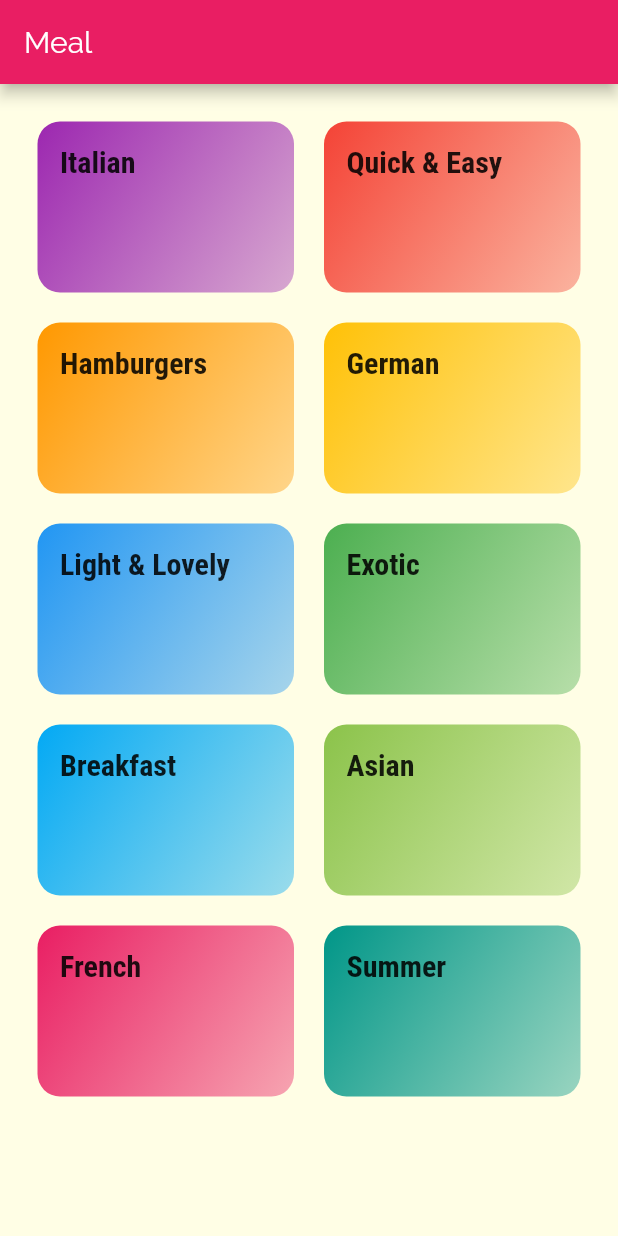
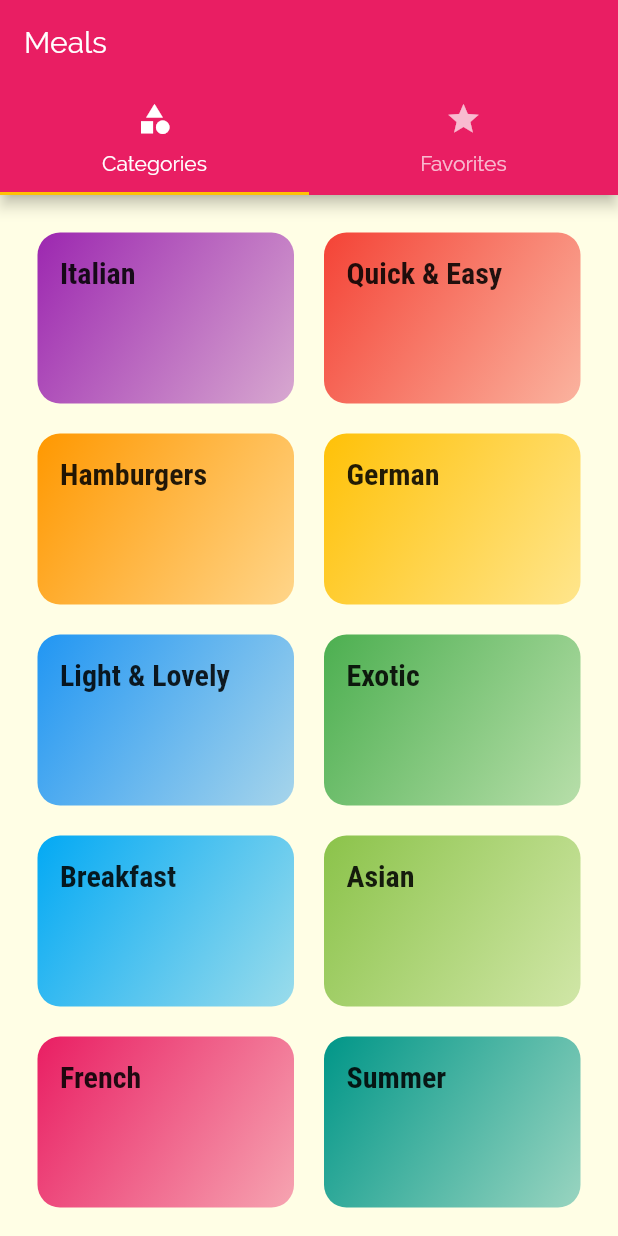
Before and after one commit to zhaonian/Flutter-Experiments, a Flutter app: the screen it shows after launch, on a phone screen of 412 x 824 dp. Run offline on Flutter 3.47's test engine with Material 2 defaults, Android fonts, the phone set to English and light mode, and no system bars.

```diff
--- a/eat/lib/main.dart
+++ b/eat/lib/main.dart
@@ -1,6 +1,6 @@
-import 'package:eat/screens/categories_screen.dart';
 import 'package:eat/screens/category_meals_screen.dart';
 import 'package:eat/screens/meal_detail_screen.dart';
+import 'package:eat/screens/tabs_screen.dart';
 import 'package:flutter/material.dart';
 
 void main() => runApp(MyApp());
@@ -23,7 +23,7 @@ class MyApp extends StatelessWidget {
                   fontWeight: FontWeight.bold),
               body1: TextStyle(color: Color.fromRGBO(20, 51, 51, 1)),
               body2: TextStyle(color: Color.fromRGBO(20, 51, 51, 1)))),
-      home: CategoriesScreen(),
+      home: TabsScreen(),
       routes: {
         CategoryMealsScreen.routeName: (ctx) => CategoryMealsScreen(),
         MealDetailScreen.routeName: (ctx) => MealDetailScreen()
--- a/eat/lib/screens/categories_screen.dart
+++ b/eat/lib/screens/categories_screen.dart
@@ -5,9 +5,7 @@ import '../dummy_data.dart';
 class CategoriesScreen extends StatelessWidget {
   @override
   Widget build(BuildContext context) {
-    return Scaffold(
-      appBar: AppBar(title: const Text("Meal")),
-      body: GridView(
+    return GridView(
       padding: const EdgeInsets.all(25),
       children: DUMMY_CATEGORIES
           .map((category) =>
@@ -18,7 +16,6 @@ class CategoriesScreen extends StatelessWidget {
           childAspectRatio: 3 / 2,
           crossAxisSpacing: 20,
           mainAxisSpacing: 20),
-      ),
     );
   }
 }
--- /dev/null
+++ b/eat/lib/screens/favorites_screen.dart
@@ -0,0 +1,9 @@
+import 'package:flutter/material.dart';
+
+class FavoritesScreen extends StatelessWidget {
+  @override
+  Widget build(BuildContext context) {
+    // TODO: implement build
+    return null;
+  }
+}
--- /dev/null
+++ b/eat/lib/screens/tabs_screen.dart
@@ -0,0 +1,33 @@
+import 'package:eat/screens/categories_screen.dart';
+import 'package:eat/screens/favorites_screen.dart';
+import 'package:flutter/material.dart';
+
+class TabsScreen extends StatefulWidget {
+
+  @override
+  State<StatefulWidget> createState() => _TabsScreenState();
+}
+
+class _TabsScreenState extends State<TabsScreen> {
+  @override
+  Widget build(BuildContext context) {
+    return DefaultTabController(
+      initialIndex: 0,
+      length: 2,
+      child: Scaffold(
+        appBar: AppBar(
+          title: Text('Meals'),
+          bottom: TabBar(tabs: <Widget>[
+            Tab(icon: Icon(Icons.category), text: 'Categories',),
+            Tab(icon: Icon(Icons.star), text: 'Favorites',),
+          ],),),
+        body: TabBarView(
+          children: <Widget>[
+            CategoriesScreen(),
+            FavoritesScreen()
+          ],
+        ),
+      ),
+    );
+  }
+}
```
Lines whose indentation alone changed are shown as unchanged.
